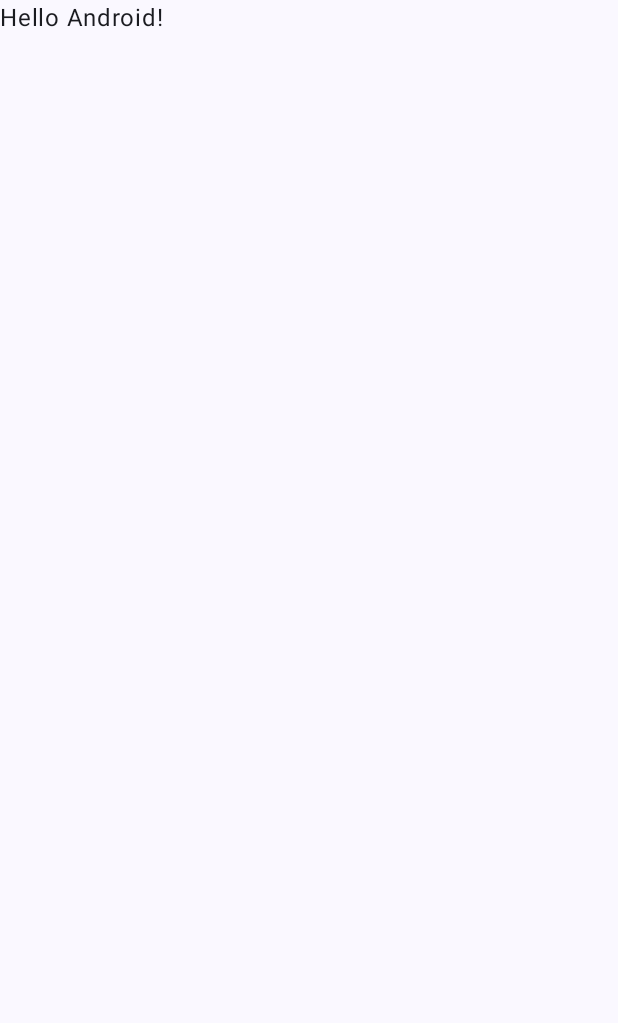
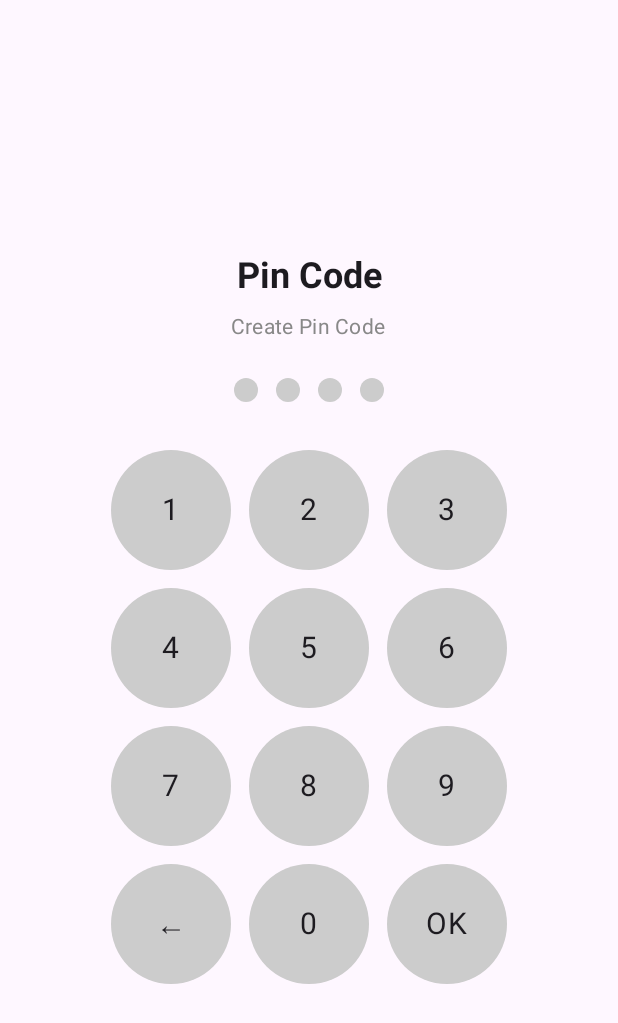
Before and after one commit to IT-Teacher/ITSchoolBank, an Android app built with Jetpack Compose: the screen it shows after launch (MainActivity), on a phone screen of 412 x 824 dp. Before the commit the part shown is almost empty. Shown: the top 1023 px of the screen. Run offline under Robolectric (Android 15) with nearby library versions, the phone set to English and light mode, and no system bars.

Commit message:
pin code

```diff
--- a/app/build.gradle.kts
+++ b/app/build.gradle.kts
@@ -56,4 +56,6 @@ dependencies {
     androidTestImplementation(libs.androidx.ui.test.junit4)
     debugImplementation(libs.androidx.ui.tooling)
     debugImplementation(libs.androidx.ui.test.manifest)
+    implementation("androidx.lifecycle:lifecycle-viewmodel-compose:2.8.4")
+
 }
--- a/app/src/main/java/uz/itteacher/itschoolbank/MainActivity.kt
+++ b/app/src/main/java/uz/itteacher/itschoolbank/MainActivity.kt
@@ -3,27 +3,30 @@ package uz.itteacher.itschoolbank
 import android.os.Bundle
 import androidx.activity.ComponentActivity
 import androidx.activity.compose.setContent
-import androidx.activity.enableEdgeToEdge
+import androidx.activity.viewModels
 import androidx.compose.foundation.layout.fillMaxSize
-import androidx.compose.foundation.layout.padding
-import androidx.compose.material3.Scaffold
-import androidx.compose.material3.Text
+import androidx.compose.material3.MaterialTheme
+import androidx.compose.material3.Surface
 import androidx.compose.runtime.Composable
-import androidx.compose.ui.Modifier
-import androidx.compose.ui.tooling.preview.Preview
-import uz.itteacher.itschoolbank.ui.theme.ITSchoolBankTheme
+import androidx.compose.runtime.getValue
+import androidx.compose.runtime.mutableStateOf
+import androidx.compose.runtime.remember
+import androidx.compose.runtime.setValue
+import uz.itteacher.itschoolbank.screen.BlockedScreen
+import uz.itteacher.itschoolbank.screen.CreatePinScreen
+import uz.itteacher.itschoolbank.screen.EnterPinScreen
+import uz.itteacher.itschoolbank.viewmodel.PinViewModel
 
 class MainActivity : ComponentActivity() {
+
+    private val viewModel by viewModels<PinViewModel>()
+
     override fun onCreate(savedInstanceState: Bundle?) {
         super.onCreate(savedInstanceState)
-        enableEdgeToEdge()
         setContent {
-            ITSchoolBankTheme {
-                Scaffold(modifier = Modifier.fillMaxSize()) { innerPadding ->
-                    Greeting(
-                        name = "Android",
-                        modifier = Modifier.padding(innerPadding)
-                    )
+            MaterialTheme {
+                Surface {
+                    PinFlow(viewModel = viewModel)
                 }
             }
         }
@@ -31,9 +34,44 @@ class MainActivity : ComponentActivity() {
 }
 
 @Composable
-fun Greeting(name: String, modifier: Modifier = Modifier) {
-    Text(
-        text = "Hello $name!",
-        modifier = modifier
-    )
+fun PinFlow(viewModel: PinViewModel) {
+    var currentScreen by remember { mutableStateOf("create") }
+
+    when (currentScreen) {
+        "create" -> CreatePinScreen(
+            viewModel = viewModel,
+            onPinCreated = { currentScreen = "enter" }
+        )
+
+        "enter" -> EnterPinScreen(
+            viewModel = viewModel,
+            onAccessGranted = {
+                // You can navigate to a "Home" screen or show success
+                currentScreen = "success"
+            },
+            onBlocked = { currentScreen = "blocked" }
+        )
+
+        "blocked" -> BlockedScreen(
+            viewModel = viewModel,
+            onUnblocked = {
+                currentScreen = "enter"
+            }
+        )
+
+        "success" -> SuccessScreen()
+    }
 }
+
+@Composable
+fun SuccessScreen() {
+    androidx.compose.foundation.layout.Box(
+        modifier = androidx.compose.ui.Modifier.fillMaxSize(),
+        contentAlignment = androidx.compose.ui.Alignment.Center
+    ) {
+        androidx.compose.material3.Text(
+            text = "Welcome!",
+            style = MaterialTheme.typography.headlineSmall
+        )
+    }
+}
--- /dev/null
+++ b/app/src/main/java/uz/itteacher/itschoolbank/data/PinRepository.kt
@@ -0,0 +1,4 @@
+package uz.itteacher.itschoolbank.data
+
+class PinRepository {
+}
--- /dev/null
+++ b/app/src/main/java/uz/itteacher/itschoolbank/screen/CreatePinScreen.kt
@@ -0,0 +1,80 @@
+package uz.itteacher.itschoolbank.screen
+
+import androidx.compose.foundation.background
+import androidx.compose.foundation.clickable
+import androidx.compose.foundation.layout.*
+import androidx.compose.foundation.shape.CircleShape
+import androidx.compose.material3.MaterialTheme
+import androidx.compose.material3.Text
+import androidx.compose.runtime.*
+import androidx.compose.ui.Alignment
+import androidx.compose.ui.Modifier
+import androidx.compose.ui.draw.clip
+import androidx.compose.ui.graphics.Color
+import androidx.compose.ui.text.font.FontWeight
+import androidx.compose.ui.unit.dp
+import uz.itteacher.itschoolbank.viewmodel.PinViewModel
+
+@Composable
+fun CreatePinScreen(
+    viewModel: PinViewModel,
+    onPinCreated: () -> Unit
+) {
+    var enteredPin by remember { mutableStateOf("") }
+
+    Column(
+        modifier = Modifier
+            .fillMaxSize()
+            .padding(horizontal = 32.dp),
+        horizontalAlignment = Alignment.CenterHorizontally,
+        verticalArrangement = Arrangement.Center
+    ) {
+        Text(
+            text = "Pin Code",
+            style = MaterialTheme.typography.headlineSmall.copy(
+                fontWeight = FontWeight.Bold
+            )
+        )
+        Spacer(modifier = Modifier.height(8.dp))
+        Text(
+            text = "Create Pin Code",
+            style = MaterialTheme.typography.bodyMedium.copy(
+                color = Color.Gray
+            )
+        )
+
+        Spacer(modifier = Modifier.height(24.dp))
+
+
+        Row(
+            horizontalArrangement = Arrangement.spacedBy(12.dp)
+        ) {
+            repeat(4) { index ->
+                val filled = index < enteredPin.length
+                Box(
+                    modifier = Modifier
+                        .size(16.dp)
+                        .clip(CircleShape)
+                        .background(if (filled) Color.Black else Color.LightGray)
+                )
+            }
+        }
+
+        Spacer(modifier = Modifier.height(32.dp))
+
+        NumberPad(
+            onNumberClick = {
+                if (enteredPin.length < 4) enteredPin += it
+            },
+            onDeleteClick = {
+                if (enteredPin.isNotEmpty()) enteredPin = enteredPin.dropLast(1)
+            },
+            onOkClick = {
+                if (enteredPin.length == 4) {
+                    viewModel.createPin(enteredPin)
+                    onPinCreated()
+                }
+            }
+        )
+    }
+}
--- /dev/null
+++ b/app/src/main/java/uz/itteacher/itschoolbank/screen/NumberPad.kt
@@ -0,0 +1,62 @@
+package uz.itteacher.itschoolbank.screen
+
+import androidx.compose.foundation.background
+import androidx.compose.foundation.clickable
+import androidx.compose.foundation.layout.Arrangement
+import androidx.compose.foundation.layout.Box
+import androidx.compose.foundation.layout.Column
+import androidx.compose.foundation.layout.Row
+import androidx.compose.foundation.layout.size
+import androidx.compose.foundation.shape.CircleShape
+import androidx.compose.material3.Text
+import androidx.compose.runtime.Composable
+import androidx.compose.ui.Alignment
+import androidx.compose.ui.Modifier
+import androidx.compose.ui.draw.clip
+import androidx.compose.ui.graphics.Color
+import androidx.compose.ui.unit.dp
+import androidx.compose.ui.unit.sp
+
+@Composable
+fun NumberPad(
+    onNumberClick: (String) -> Unit,
+    onDeleteClick: () -> Unit,
+    onOkClick: () -> Unit
+) {
+    val buttons = listOf(
+        listOf("1", "2", "3"),
+        listOf("4", "5", "6"),
+        listOf("7", "8", "9"),
+        listOf("←", "0", "OK")
+    )
+
+    Column(
+        horizontalAlignment = Alignment.CenterHorizontally,
+        verticalArrangement = Arrangement.spacedBy(12.dp)
+    ) {
+        buttons.forEach { row ->
+            Row(
+                horizontalArrangement = Arrangement.spacedBy(12.dp)
+            ) {
+                row.forEach { label ->
+                    Box(
+                        modifier = Modifier
+                            .size(80.dp)
+                            .clip(CircleShape)
+                            .background(Color.LightGray)
+                            .clickable {
+                                when (label) {
+                                    "←" -> onDeleteClick()
+                                    "OK" -> onOkClick()
+                                    else -> onNumberClick(label)
+                                }
+                            },
+                        contentAlignment = Alignment.Center
+                    ) {
+                        Text(text = label, fontSize = 20.sp)
+                    }
+                }
+            }
+        }
+    }
+}
--- /dev/null
+++ b/app/src/main/java/uz/itteacher/itschoolbank/viewmodel/PinViewModel.kt
@@ -0,0 +1,66 @@
+package uz.itteacher.itschoolbank.viewmodel
+
+import androidx.compose.runtime.getValue
+import androidx.compose.runtime.mutableStateOf
+import androidx.compose.runtime.setValue
+import androidx.lifecycle.ViewModel
+
+data class PinState(
+    val savedPin: String? = null,
+    val failedAttempts: Int = 0,
+    val blockEndTime: Long? = null,
+    val blockStage: Int = 0, // 0 = none, 1 = 1min done, 2 = 5min done
+    val accessGranted: Boolean = false
+)
+
+class PinViewModel : ViewModel() {
+
+    // ✅ Make it reactive so UI recomposes when this changes
+    var state by mutableStateOf(PinState())
+        private set
+
+    fun createPin(pin: String) {
+        state = state.copy(savedPin = pin)
+    }
+
+    fun resetAccess() {
+        state = state.copy(accessGranted = false)
+    }
+
+    fun tryPin(entered: String) {
+        val now = System.currentTimeMillis()
+
+        // If currently blocked, ignore attempts
+        if (state.blockEndTime != null && now < state.blockEndTime!!) return
+
+        if (entered == state.savedPin) {
+            // ✅ Correct PIN — reset everything
+            state = state.copy(
+                failedAttempts = 0,
+                blockEndTime = null,
+                blockStage = 0,
+                accessGranted = true
+            )
+        } else {
+            // ❌ Wrong PIN
+            val newFails = state.failedAttempts + 1
+            if (newFails >= 3) {
+                // Block logic
+                val blockDuration = if (state.blockStage == 0) 60_000L else 300_000L // 1 or 5 mins
+                state = state.copy(
+                    failedAttempts = 0,
+                    blockEndTime = now + blockDuration,
+                    blockStage = state.blockStage + 1
+                )
+            } else {
+                // Just increment failed attempts
+                state = state.copy(failedAttempts = newFails)
+            }
+        }
+    }
+
+    fun remainingBlockSeconds(): Long {
+        val now = System.currentTimeMillis()
+        return ((state.blockEndTime ?: 0L) - now).coerceAtLeast(0L) / 1000L
+    }
+}
```
Also changed, not shown: app/src/main/java/uz/itteacher/itschoolbank/screen/BlockedScreen.kt (added, +47 -0 lines), app/src/main/java/uz/itteacher/itschoolbank/screen/EnterPinScreen.kt (added, +139 -0 lines), app/src/main/java/uz/itteacher/itschoolbank/screen/MainScreen.kt (added, +23 -0 lines).
